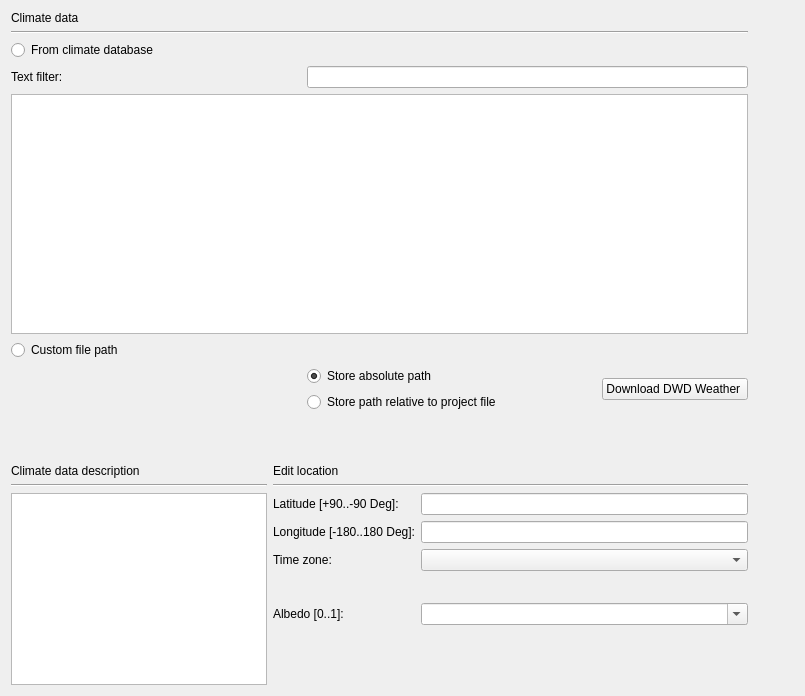
Brockaaa/SIM-VICUS, file SIM-VICUS/src/SVSimulationLocationOptions.ui: the form before one commit.
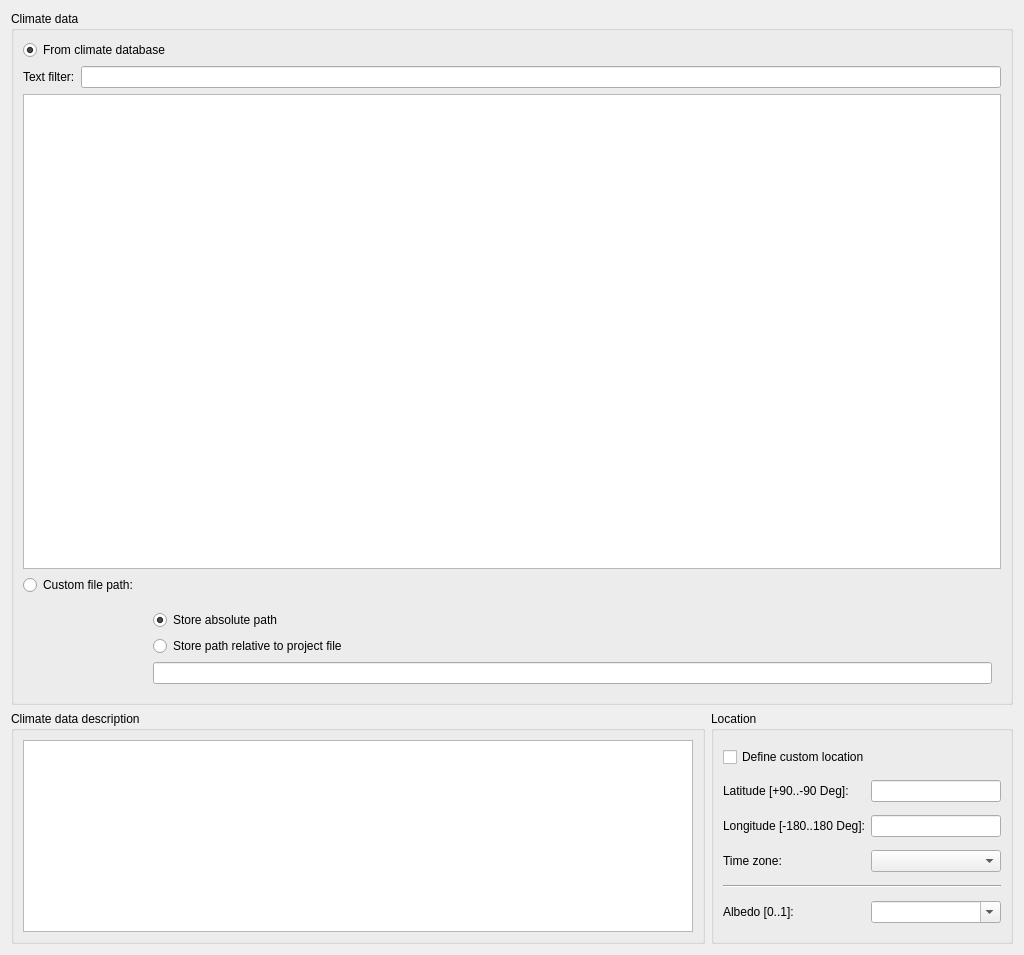
The form after the commit. Icons and pictures are not drawn. Custom widgets are drawn as their Qt base class.

```diff
--- a/SIM-VICUS/src/SVSimulationLocationOptions.ui
+++ b/SIM-VICUS/src/SVSimulationLocationOptions.ui
@@ -6,132 +6,106 @@
    <rect>
     <x>0</x>
     <y>0</y>
-    <width>805</width>
-    <height>696</height>
+    <width>1024</width>
+    <height>955</height>
    </rect>
   </property>
   <property name="windowTitle">
    <string>Form</string>
   </property>
-  <layout class="QGridLayout" name="gridLayout_3">
-   <item row="1" column="0">
-    <spacer name="verticalSpacer">
-     <property name="orientation">
-      <enum>Qt::Vertical</enum>
+  <layout class="QVBoxLayout" name="verticalLayout">
+   <item>
+    <widget class="QGroupBox" name="groupBox">
+     <property name="title">
+      <string>Climate data</string>
      </property>
-     <property name="sizeType">
-      <enum>QSizePolicy::Minimum</enum>
-     </property>
-     <property name="sizeHint" stdset="0">
-      <size>
-       <width>20</width>
-       <height>40</height>
-      </size>
-     </property>
-    </spacer>
-   </item>
-   <item row="0" column="2" rowspan="3">
-    <layout class="QVBoxLayout" name="plotLayout">
+     <layout class="QGridLayout" name="gridLayout_2">
+      <item row="0" column="0" colspan="2">
+       <widget class="QRadioButton" name="radioButtonFromDB">
+        <property name="text">
+         <string>From climate database</string>
+        </property>
+        <property name="checked">
+         <bool>true</bool>
+        </property>
+       </widget>
+      </item>
+      <item row="1" column="0" colspan="2">
+       <layout class="QHBoxLayout" name="horizontalLayout">
      <item>
-      <widget class="QwtPlot" name="plotTemp" native="true">
-       <property name="enabled">
-        <bool>false</bool>
-       </property>
-       <property name="minimumSize">
-        <size>
-         <width>0</width>
-         <height>100</height>
-        </size>
-       </property>
-       <property name="maximumSize">
-        <size>
-         <width>16777215</width>
-         <height>16777215</height>
-        </size>
-       </property>
+         <widget class="QLabel" name="labelTextFilter">
+          <property name="text">
+           <string>Text filter:</string>
+          </property>
       </widget>
      </item>
      <item>
-      <widget class="QwtPlot" name="plotRelHum" native="true">
-       <property name="enabled">
-        <bool>false</bool>
-       </property>
-       <property name="sizePolicy">
-        <sizepolicy hsizetype="Preferred" vsizetype="Preferred">
-         <horstretch>0</horstretch>
-         <verstretch>0</verstretch>
-        </sizepolicy>
-       </property>
+         <widget class="QLineEdit" name="lineEditTextFilter"/>
+        </item>
+       </layout>
+      </item>
+      <item row="2" column="0" colspan="2">
+       <widget class="QTableView" name="tableViewClimateFiles"/>
+      </item>
+      <item row="3" column="0">
+       <widget class="QRadioButton" name="radioButtonFromFile">
+        <property name="text">
+         <string>Custom file path:</string>
+        </property>
+       </widget>
+      </item>
+      <item row="3" column="1">
+       <widget class="QtExt::BrowseFilenameWidget" name="filepathClimateDataFile" native="true">
        <property name="minimumSize">
         <size>
          <width>0</width>
-         <height>100</height>
+          <height>20</height>
         </size>
        </property>
       </widget>
      </item>
+      <item row="4" column="1">
+       <widget class="QWidget" name="widgetUserPathOptions" native="true">
+        <layout class="QVBoxLayout" name="verticalLayout_2">
      <item>
-      <widget class="QwtPlot" name="plotRadShortWave" native="true">
-       <property name="enabled">
-        <bool>false</bool>
-       </property>
-       <property name="minimumSize">
-        <size>
-         <width>0</width>
-         <height>100</height>
-        </size>
-       </property>
-       <property name="maximumSize">
-        <size>
-         <width>16777215</width>
-         <height>16777215</height>
-        </size>
-       </property>
+          <widget class="QRadioButton" name="radioButtonUserPathAbsolute">
+           <property name="text">
+            <string>Store absolute path</string>
+           </property>
+           <property name="checked">
+            <bool>true</bool>
+           </property>
       </widget>
      </item>
      <item>
-      <widget class="QwtPlot" name="plotRadLongWave" native="true">
-       <property name="enabled">
-        <bool>false</bool>
-       </property>
-       <property name="minimumSize">
-        <size>
-         <width>0</width>
-         <height>100</height>
-        </size>
-       </property>
-       <property name="maximumSize">
-        <size>
-         <width>16777215</width>
-         <height>16777215</height>
-        </size>
-       </property>
+          <widget class="QRadioButton" name="radioButtonUserPathRelative">
+           <property name="text">
+            <string>Store path relative to project file</string>
+           </property>
       </widget>
      </item>
      <item>
-      <widget class="QwtPlot" name="plotWind" native="true">
-       <property name="enabled">
-        <bool>false</bool>
-       </property>
-       <property name="minimumSize">
-        <size>
-         <width>0</width>
-         <height>100</height>
-        </size>
-       </property>
-       <property name="maximumSize">
-        <size>
-         <width>16777215</width>
-         <height>16777215</height>
-        </size>
-       </property>
+          <widget class="QLineEdit" name="lineEditUserFilePath">
+           <property name="readOnly">
+            <bool>true</bool>
+           </property>
       </widget>
      </item>
     </layout>
-   </item>
-   <item row="2" column="0">
-    <layout class="QGridLayout" name="gridLayout">
-     <item row="3" column="0" rowspan="3">
+       </widget>
+      </item>
+     </layout>
+    </widget>
+   </item>
+   <item>
+    <layout class="QHBoxLayout" name="horizontalLayout_2" stretch="1,0">
+     <item>
+      <widget class="QGroupBox" name="groupBoxDescription">
+       <property name="title">
+        <string>Climate data description</string>
+       </property>
+       <layout class="QVBoxLayout" name="verticalLayoutClimateDataDescription">
+        <item>
       <widget class="QTextBrowser" name="textBrowserDescription">
        <property name="sizePolicy">
         <sizepolicy hsizetype="Preferred" vsizetype="Maximum">
@@ -153,72 +127,67 @@
        </property>
       </widget>
      </item>
-     <item row="2" column="0">
+       </layout>
+      </widget>
+     </item>
+     <item>
+      <widget class="QGroupBox" name="groupBoxLocation">
+       <property name="sizePolicy">
+        <sizepolicy hsizetype="Maximum" vsizetype="Preferred">
+         <horstretch>0</horstretch>
+         <verstretch>0</verstretch>
+        </sizepolicy>
+       </property>
+       <property name="title">
+        <string>Location</string>
+       </property>
+       <layout class="QGridLayout" name="gridLayout">
+        <property name="verticalSpacing">
+         <number>6</number>
+        </property>
+        <item row="4" column="0" colspan="2">
       <widget class="Line" name="line">
        <property name="orientation">
         <enum>Qt::Horizontal</enum>
        </property>
       </widget>
      </item>
+        <item row="5" column="0">
+         <widget class="QLabel" name="label_4">
+          <property name="text">
+           <string>Albedo [0..1]:</string>
+          </property>
+         </widget>
+        </item>
      <item row="2" column="1">
-      <widget class="Line" name="line_3">
-       <property name="orientation">
-        <enum>Qt::Horizontal</enum>
-       </property>
-      </widget>
-     </item>
-     <item row="0" column="0">
-      <widget class="QLabel" name="label_2">
-       <property name="text">
-        <string>Climate data description</string>
-       </property>
-      </widget>
-     </item>
-     <item row="0" column="1">
-      <widget class="QLabel" name="label_3">
-       <property name="text">
-        <string>Edit location</string>
-       </property>
-      </widget>
-     </item>
-     <item row="3" column="1" rowspan="3">
-      <layout class="QFormLayout" name="formLayout">
-       <item row="0" column="0">
-        <widget class="QLabel" name="labelLatitude">
-         <property name="text">
-          <string>Latitude [+90..-90 Deg]:</string>
-         </property>
-        </widget>
-       </item>
-       <item row="0" column="1">
-        <widget class="QtExt::ValidatingLineEdit" name="lineEditLatitude">
+         <widget class="QtExt::ValidatingLineEdit" name="lineEditLongitude">
          <property name="alignment">
           <set>Qt::AlignRight|Qt::AlignTrailing|Qt::AlignVCenter</set>
          </property>
         </widget>
        </item>
-       <item row="1" column="0">
+        <item row="2" column="0">
         <widget class="QLabel" name="labelLongitude">
          <property name="text">
           <string>Longitude [-180..180 Deg]:</string>
          </property>
         </widget>
        </item>
-       <item row="1" column="1">
-        <widget class="QtExt::ValidatingLineEdit" name="lineEditLongitude">
-         <property name="alignment">
-          <set>Qt::AlignRight|Qt::AlignTrailing|Qt::AlignVCenter</set>
+        <item row="1" column="0">
+         <widget class="QLabel" name="labelLatitude">
+          <property name="text">
+           <string>Latitude [+90..-90 Deg]:</string>
          </property>
         </widget>
        </item>
-       <item row="2" column="0">
+        <item row="3" column="0">
         <widget class="QLabel" name="labelTimeZone">
          <property name="text">
           <string>Time zone:</string>
          </property>
         </widget>
        </item>
-       <item row="2" column="1">
+        <item row="3" column="1">
         <widget class="QComboBox" name="comboBoxTimeZone">
          <property name="minimumSize">
           <size>
@@ -228,14 +197,7 @@
          </property>
         </widget>
        </item>
-       <item row="4" column="0">
-        <widget class="QLabel" name="label_4">
-         <property name="text">
-          <string>Albedo [0..1]:</string>
-         </property>
-        </widget>
-       </item>
-       <item row="4" column="1">
+        <item row="5" column="1">
         <widget class="QtExt::ValueInputComboBox" name="comboBoxAlbedo">
          <property name="minimumSize">
           <size>
@@ -248,148 +210,21 @@
          </property>
         </widget>
        </item>
-       <item row="3" column="1">
-        <spacer name="verticalSpacer_2">
-         <property name="orientation">
-          <enum>Qt::Vertical</enum>
-         </property>
-         <property name="sizeType">
-          <enum>QSizePolicy::Maximum</enum>
-         </property>
-         <property name="sizeHint" stdset="0">
-          <size>
-           <width>0</width>
-           <height>20</height>
-          </size>
-         </property>
-        </spacer>
-       </item>
-      </layout>
-     </item>
-    </layout>
-   </item>
-   <item row="0" column="1">
-    <spacer name="horizontalSpacer">
-     <property name="orientation">
-      <enum>Qt::Horizontal</enum>
-     </property>
-     <property name="sizeType">
-      <enum>QSizePolicy::Fixed</enum>
-     </property>
-     <property name="sizeHint" stdset="0">
-      <size>
-       <width>40</width>
-       <height>10</height>
-      </size>
-     </property>
-    </spacer>
-   </item>
-   <item row="0" column="0">
-    <layout class="QGridLayout" name="gridLayout_2">
-     <item row="1" column="0" colspan="3">
-      <widget class="Line" name="line_2">
-       <property name="orientation">
-        <enum>Qt::Horizontal</enum>
-       </property>
-      </widget>
-     </item>
-     <item row="2" column="0" colspan="3">
-      <widget class="QRadioButton" name="radioButtonFromDB">
-       <property name="text">
-        <string>From climate database</string>
-       </property>
-       <attribute name="buttonGroup">
-        <string notr="true">buttonGroup</string>
-       </attribute>
-      </widget>
-     </item>
-     <item row="4" column="0" colspan="3">
-      <widget class="QTableView" name="tableViewClimateFiles"/>
-     </item>
-     <item row="6" column="0">
-      <widget class="QWidget" name="widgetUserPathOptions" native="true">
-       <layout class="QVBoxLayout" name="verticalLayout_2"/>
-      </widget>
-     </item>
-     <item row="6" column="1">
-      <layout class="QVBoxLayout" name="verticalLayout_3">
-       <item>
-        <widget class="QRadioButton" name="radioButtonUserPathAbsolute">
-         <property name="text">
-          <string>Store absolute path</string>
-         </property>
-         <property name="checked">
-          <bool>true</bool>
-         </property>
-        </widget>
-       </item>
-       <item>
-        <widget class="QRadioButton" name="radioButtonUserPathRelative">
-         <property name="text">
-          <string>Store path relative to project file</string>
-         </property>
-        </widget>
-       </item>
-      </layout>
-     </item>
      <item row="0" column="0" colspan="2">
-      <widget class="QLabel" name="label">
+         <widget class="QCheckBox" name="checkBoxCustomLocation">
        <property name="text">
-        <string>Climate data</string>
+           <string>Define custom location</string>
        </property>
       </widget>
      </item>
-     <item row="3" column="0">
-      <widget class="QLabel" name="labelTextFilter">
-       <property name="text">
-        <string>Text filter:</string>
+        <item row="1" column="1">
+         <widget class="QtExt::ValidatingLineEdit" name="lineEditLatitude">
+          <property name="alignment">
+           <set>Qt::AlignRight|Qt::AlignTrailing|Qt::AlignVCenter</set>
        </property>
       </widget>
      </item>
-     <item row="3" column="1" colspan="2">
-      <widget class="QLineEdit" name="lineEditTextFilter"/>
-     </item>
-     <item row="5" column="0">
-      <widget class="QRadioButton" name="radioButtonCustomFilePath">
-       <property name="text">
-        <string>Custom file path</string>
-       </property>
-       <attribute name="buttonGroup">
-        <string notr="true">buttonGroup</string>
-       </attribute>
-      </widget>
-     </item>
-     <item row="5" column="1">
-      <widget class="QtExt::BrowseFilenameWidget" name="filepathClimateDataFile" native="true">
-       <property name="minimumSize">
-        <size>
-         <width>0</width>
-         <height>20</height>
-        </size>
-       </property>
-      </widget>
-     </item>
-     <item row="6" column="2">
-      <widget class="QPushButton" name="pushButtonOpenDWDConverter">
-       <property name="sizePolicy">
-        <sizepolicy hsizetype="Fixed" vsizetype="Fixed">
-         <horstretch>0</horstretch>
-         <verstretch>0</verstretch>
-        </sizepolicy>
-       </property>
-       <property name="text">
-        <string>Download DWD Weather </string>
-       </property>
-       <property name="icon">
-        <iconset resource="../resources/SIM-VICUS.qrc">
-         <normaloff>:/gfx/actions/DWDWeatherDataConverter.png</normaloff>:/gfx/actions/DWDWeatherDataConverter.png</iconset>
-       </property>
-       <property name="iconSize">
-        <size>
-         <width>24</width>
-         <height>24</height>
-        </size>
-       </property>
+       </layout>
       </widget>
      </item>
     </layout>
@@ -397,19 +232,10 @@
   </layout>
  </widget>
  <customwidgets>
-  <customwidget>
-   <class>QtExt::BrowseFilenameWidget</class>
-   <extends>QWidget</extends>
-   <header>QtExt_BrowseFilenameWidget.h</header>
-   <container>1</container>
-  </customwidget>
   <customwidget>
    <class>QtExt::ValidatingLineEdit</class>
    <extends>QLineEdit</extends>
    <header location="global">QtExt_ValidatingLineEdit.h</header>
-   <slots>
-    <signal>editingFinishedSuccessfully()</signal>
-   </slots>
   </customwidget>
   <customwidget>
    <class>QtExt::ValueInputComboBox</class>
@@ -417,17 +243,12 @@
    <header location="global">QtExt_ValueInputComboBox.h</header>
   </customwidget>
   <customwidget>
-   <class>QwtPlot</class>
+   <class>QtExt::BrowseFilenameWidget</class>
    <extends>QWidget</extends>
-   <header location="global">qwt_plot.h</header>
+   <header>QtExt_BrowseFilenameWidget.h</header>
    <container>1</container>
   </customwidget>
  </customwidgets>
- <resources>
-  <include location="../resources/SIM-VICUS.qrc"/>
- </resources>
+ <resources/>
  <connections/>
- <buttongroups>
-  <buttongroup name="buttonGroup"/>
- </buttongroups>
 </ui>
```
Lines whose indentation alone changed are shown as unchanged.
